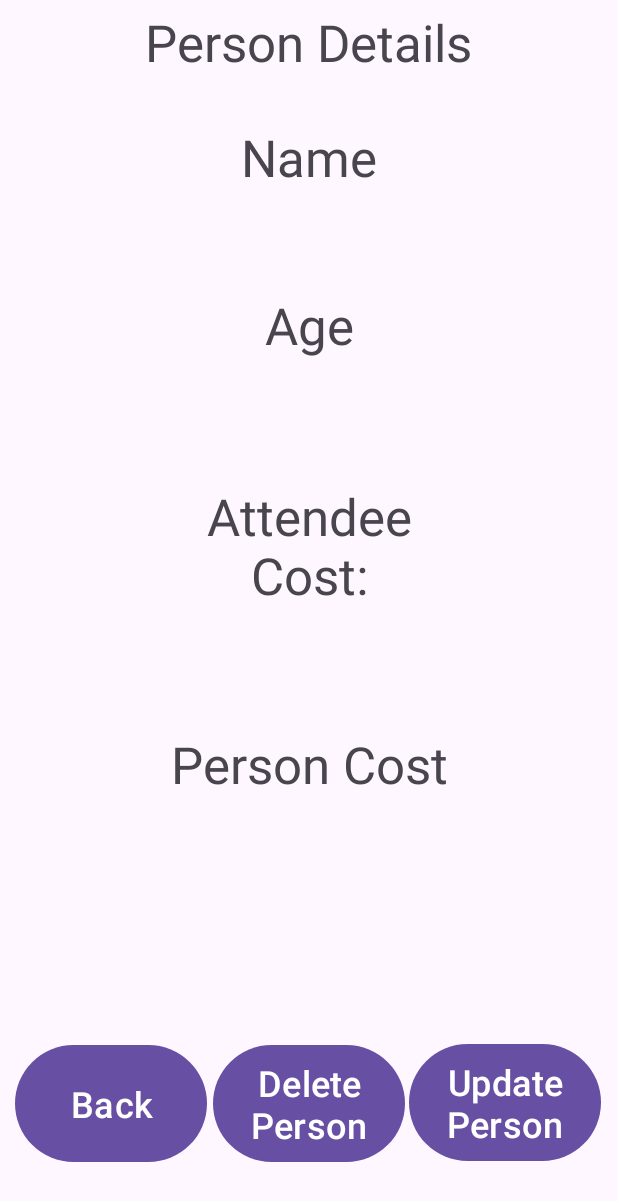
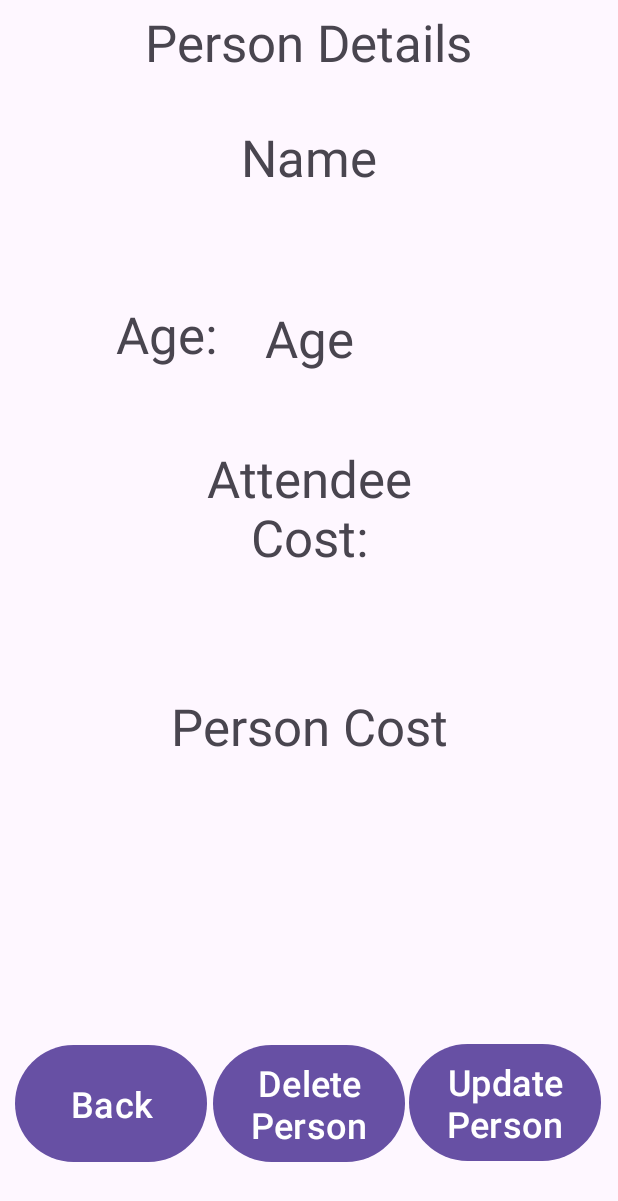
Before and after one commit to x00167885/CA2_Android, an Android app: the PersonDetails screen opened directly, with no data from a screen before it, on a phone screen of 412 x 824 dp. Shown: the top 1201 px of the screen. Run offline under Robolectric (Android 15) with nearby library versions, the phone set to English and light mode, and no system bars; 3 statements that could not run were skipped.

Commit message:
Added Age label, fixed bug when returning to event details, so not adding person from dropdown page return.

```diff
--- a/app/src/main/java/com/example/eventplanner/EventDetails.java
+++ b/app/src/main/java/com/example/eventplanner/EventDetails.java
@@ -123,6 +123,8 @@ public class EventDetails extends AppCompatActivity {
             intent.putExtra("selectedPerson", selectedPerson);
             // Passing in the event object to calculate price for person.
             intent.putExtra("selectedEvent", selectedEvent);
+            // Setting chosen person from spinner to false so we don't add a person on event details activity return.
+            isUserInteracted = false;
             // Passing in the list of people within our database, so we can select to add in the details page.            // Start the activity and expect a result back if an event has been updated.
             startActivityForResult(intent, UPDATE_REQUEST_CODE);
         });
@@ -135,6 +137,8 @@ public class EventDetails extends AppCompatActivity {
             Intent intent = new Intent(EventDetails.this, UpdateEvent.class);
             // You can also pass the entire event object if the Event class implements Serializable
             intent.putExtra("eventDetails", selectedEvent);
+            // Setting chosen person from spinner to false so we don't add a person on event details activity return.
+            isUserInteracted = false;
             // Start the activity and expect a result back.
             startActivityForResult(intent, UPDATE_REQUEST_CODE);
         });
--- a/app/src/main/res/layout/activity_person_details.xml
+++ b/app/src/main/res/layout/activity_person_details.xml
@@ -28,8 +28,8 @@
 
                 <TextView
                     android:id="@+id/person_age_text_view"
-                    android:layout_width="229dp"
-                    android:layout_height="89dp"
+                    android:layout_width="122dp"
+                    android:layout_height="55dp"
                     android:text="Age"
                     android:textAlignment="center"
                     android:textSize="34sp"
@@ -106,6 +106,21 @@
                     app:layout_constraintTop_toBottomOf="@+id/person_age_text_view" />
 
                 <TextView
+                    android:id="@+id/age_text_view"
+                    android:layout_width="202dp"
+                    android:layout_height="64dp"
+                    android:layout_marginTop="38dp"
+                    android:text="Age:"
+                    android:textAlignment="center"
+                    android:textSize="34sp"
+                    app:layout_constraintBottom_toBottomOf="parent"
+                    app:layout_constraintEnd_toEndOf="parent"
+                    app:layout_constraintHorizontal_bias="0.047"
+                    app:layout_constraintStart_toStartOf="parent"
+                    app:layout_constraintTop_toTopOf="parent"
+                    app:layout_constraintVertical_bias="0.224" />
+
+                <TextView
                     android:id="@+id/attendee_cost"
                     android:layout_width="wrap_content"
                     android:layout_height="wrap_content"
--- a/app/src/main/res/layout/activity_update_person.xml
+++ b/app/src/main/res/layout/activity_update_person.xml
@@ -43,7 +43,7 @@
         android:layout_height="wrap_content"
         android:ems="10"
         android:hint="@string/update_fields_age"
-        android:inputType="text"
+        android:inputType="number"
         app:layout_constraintBottom_toBottomOf="parent"
         app:layout_constraintEnd_toEndOf="parent"
         app:layout_constraintHorizontal_bias="0.452"
```
